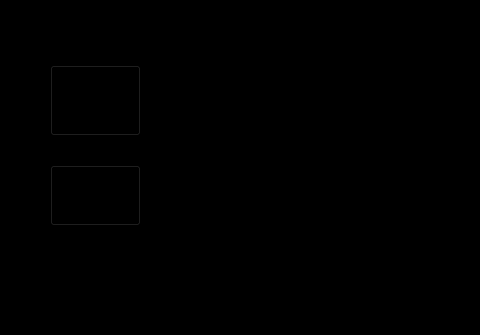
This is Forms/mainwindow.ui in HaiidyHossam/QT-Platoon-Infotainment- as Qt 5 draws it before an edit; both pictures show x 0 to 480 and y 265 to 600 of the 1024 by 600 pixel window. The edited form follows.
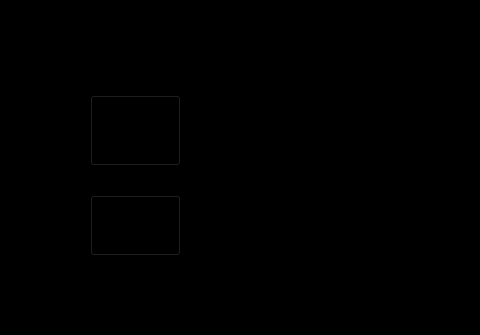
This is the edited form. Icons and pictures are not drawn.

Commit message: fixed qml borders and looks

```diff
--- a/Forms/mainwindow.ui
+++ b/Forms/mainwindow.ui
@@ -472,8 +472,8 @@
      <widget class="QPushButton" name="Map_Button">
       <property name="geometry">
        <rect>
-        <x>50</x>
-        <y>330</y>
+        <x>90</x>
+        <y>360</y>
         <width>91</width>
         <height>71</height>
        </rect>
@@ -485,8 +485,8 @@
      <widget class="QPushButton" name="Gauge_Cluster_Button">
       <property name="geometry">
        <rect>
-        <x>50</x>
-        <y>430</y>
+        <x>90</x>
+        <y>460</y>
         <width>91</width>
         <height>61</height>
        </rect>
```
The commit also changes 2 other files.
